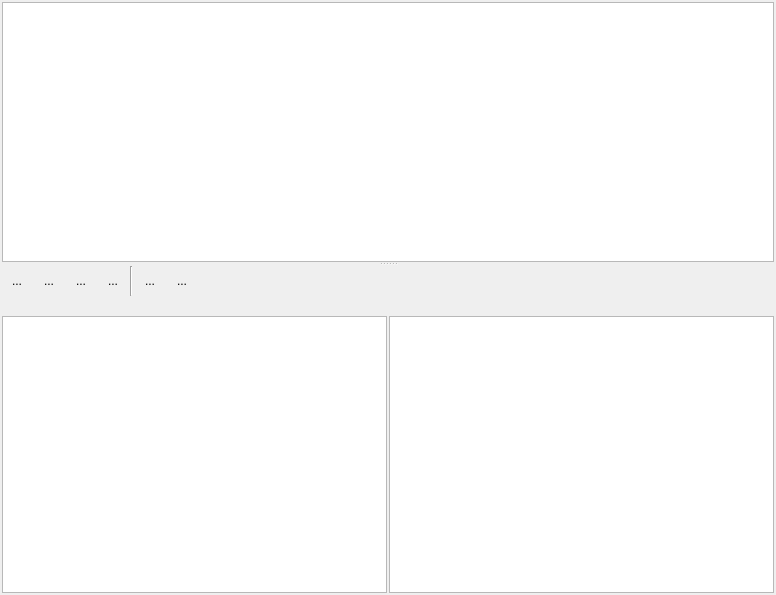
Old version of the form utility/forms/mainform.ui in the repository psycha0s/airwave.
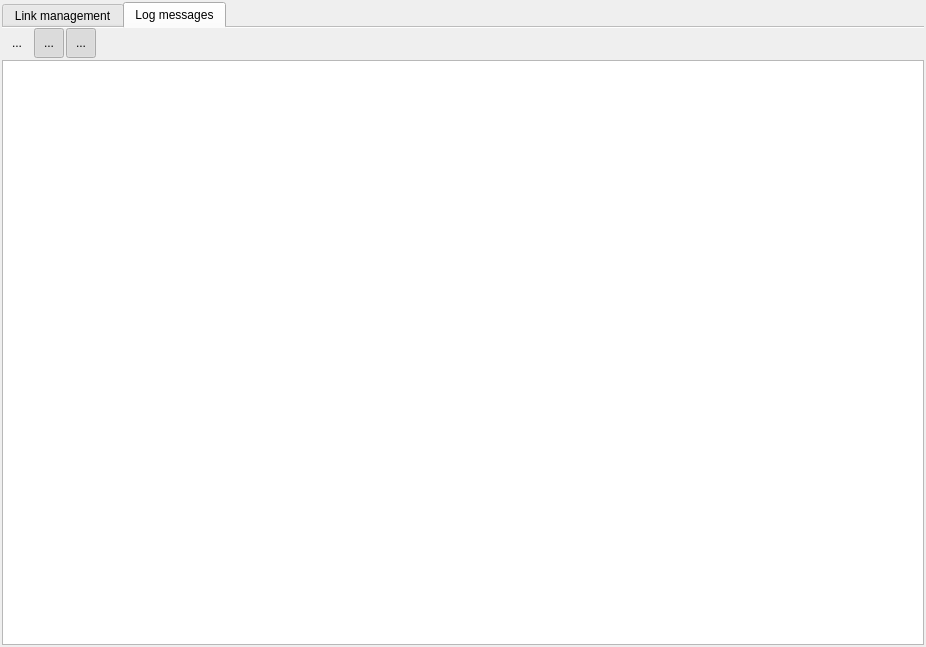
New version of the form. The open tabs and pages were chosen to show the change. Icons and pictures are not drawn. Custom widgets are drawn as their Qt base class.

```diff
--- a/utility/forms/mainform.ui
+++ b/utility/forms/mainform.ui
@@ -6,8 +6,8 @@
    <rect>
     <x>0</x>
     <y>0</y>
-    <width>776</width>
-    <height>595</height>
+    <width>926</width>
+    <height>647</height>
    </rect>
   </property>
   <property name="sizePolicy">
@@ -27,11 +27,34 @@
     <normaloff>:/icons/airwave-utility.png</normaloff>:/icons/airwave-utility.png</iconset>
   </property>
   <layout class="QVBoxLayout" name="verticalLayout_4">
-   <property name="spacing">
-    <number>0</number>
-   </property>
    <property name="margin">
     <number>2</number>
+   </property>
+   <item>
+    <widget class="QTabWidget" name="tabWidget">
+     <property name="tabPosition">
+      <enum>QTabWidget::North</enum>
+     </property>
+     <property name="tabShape">
+      <enum>QTabWidget::Rounded</enum>
+     </property>
+     <property name="currentIndex">
+      <number>0</number>
+     </property>
+     <property name="documentMode">
+      <bool>true</bool>
+     </property>
+     <widget class="QWidget" name="tab">
+      <attribute name="icon">
+       <iconset resource="../icons.qrc">
+        <normaloff>:/icons/show-linked.png</normaloff>:/icons/show-linked.png</iconset>
+      </attribute>
+      <attribute name="title">
+       <string>Link management</string>
+      </attribute>
+      <layout class="QVBoxLayout" name="verticalLayout_5">
+       <property name="margin">
+        <number>0</number>
    </property>
    <item>
     <widget class="QSplitter" name="splitter">
@@ -78,7 +101,7 @@
            </property>
            <property name="iconSize">
             <size>
-             <width>24</width>
+                 <width>16</width>
              <height>16</height>
             </size>
            </property>
@@ -328,6 +351,189 @@
    </item>
   </layout>
  </widget>
+     <widget class="QWidget" name="tab_2">
+      <attribute name="icon">
+       <iconset resource="../icons.qrc">
+        <normaloff>:/icons/bug.png</normaloff>:/icons/bug.png</iconset>
+      </attribute>
+      <attribute name="title">
+       <string>Log messages</string>
+      </attribute>
+      <layout class="QVBoxLayout" name="verticalLayout_6">
+       <property name="spacing">
+        <number>2</number>
+       </property>
+       <property name="margin">
+        <number>0</number>
+       </property>
+       <item>
+        <layout class="QHBoxLayout" name="horizontalLayout_3">
+         <item>
+          <widget class="QToolButton" name="clearMessagesButton">
+           <property name="sizePolicy">
+            <sizepolicy hsizetype="Fixed" vsizetype="Fixed">
+             <horstretch>0</horstretch>
+             <verstretch>0</verstretch>
+            </sizepolicy>
+           </property>
+           <property name="minimumSize">
+            <size>
+             <width>30</width>
+             <height>30</height>
+            </size>
+           </property>
+           <property name="maximumSize">
+            <size>
+             <width>30</width>
+             <height>30</height>
+            </size>
+           </property>
+           <property name="toolTip">
+            <string>Clear</string>
+           </property>
+           <property name="text">
+            <string>...</string>
+           </property>
+           <property name="icon">
+            <iconset resource="../icons.qrc">
+             <normaloff>:/icons/clear.png</normaloff>:/icons/clear.png</iconset>
+           </property>
+           <property name="iconSize">
+            <size>
+             <width>16</width>
+             <height>16</height>
+            </size>
+           </property>
+           <property name="autoRaise">
+            <bool>true</bool>
+           </property>
+          </widget>
+         </item>
+         <item>
+          <widget class="QToolButton" name="wordWrapButton">
+           <property name="sizePolicy">
+            <sizepolicy hsizetype="Fixed" vsizetype="Fixed">
+             <horstretch>0</horstretch>
+             <verstretch>0</verstretch>
+            </sizepolicy>
+           </property>
+           <property name="minimumSize">
+            <size>
+             <width>30</width>
+             <height>30</height>
+            </size>
+           </property>
+           <property name="maximumSize">
+            <size>
+             <width>30</width>
+             <height>30</height>
+            </size>
+           </property>
+           <property name="toolTip">
+            <string>Toggle word wrapping</string>
+           </property>
+           <property name="text">
+            <string>...</string>
+           </property>
+           <property name="icon">
+            <iconset resource="../icons.qrc">
+             <normaloff>:/icons/word-wrap.png</normaloff>:/icons/word-wrap.png</iconset>
+           </property>
+           <property name="iconSize">
+            <size>
+             <width>16</width>
+             <height>16</height>
+            </size>
+           </property>
+           <property name="checkable">
+            <bool>true</bool>
+           </property>
+           <property name="checked">
+            <bool>true</bool>
+           </property>
+           <property name="autoRaise">
+            <bool>true</bool>
+           </property>
+          </widget>
+         </item>
+         <item>
+          <widget class="QToolButton" name="autoScrollButton">
+           <property name="sizePolicy">
+            <sizepolicy hsizetype="Fixed" vsizetype="Fixed">
+             <horstretch>0</horstretch>
+             <verstretch>0</verstretch>
+            </sizepolicy>
+           </property>
+           <property name="minimumSize">
+            <size>
+             <width>30</width>
+             <height>30</height>
+            </size>
+           </property>
+           <property name="maximumSize">
+            <size>
+             <width>30</width>
+             <height>30</height>
+            </size>
+           </property>
+           <property name="toolTip">
+            <string>Auto scroll on new message</string>
+           </property>
+           <property name="text">
+            <string>...</string>
+           </property>
+           <property name="icon">
+            <iconset resource="../icons.qrc">
+             <normaloff>:/icons/autoscroll.png</normaloff>:/icons/autoscroll.png</iconset>
+           </property>
+           <property name="iconSize">
+            <size>
+             <width>16</width>
+             <height>16</height>
+            </size>
+           </property>
+           <property name="checkable">
+            <bool>true</bool>
+           </property>
+           <property name="checked">
+            <bool>true</bool>
+           </property>
+           <property name="autoRaise">
+            <bool>true</bool>
+           </property>
+          </widget>
+         </item>
+         <item>
+          <spacer name="horizontalSpacer_2">
+           <property name="orientation">
+            <enum>Qt::Horizontal</enum>
+           </property>
+           <property name="sizeHint" stdset="0">
+            <size>
+             <width>40</width>
+             <height>20</height>
+            </size>
+           </property>
+          </spacer>
+         </item>
+        </layout>
+       </item>
+       <item>
+        <widget class="LogView" name="logView">
+         <property name="undoRedoEnabled">
+          <bool>false</bool>
+         </property>
+         <property name="readOnly">
+          <bool>true</bool>
+         </property>
+        </widget>
+       </item>
+      </layout>
+     </widget>
+    </widget>
+   </item>
+  </layout>
+ </widget>
  <customwidgets>
   <customwidget>
    <class>SimpleTreeView</class>
@@ -340,6 +546,11 @@
    <header>widgets/elidedlabel.h</header>
    <container>1</container>
   </customwidget>
+  <customwidget>
+   <class>LogView</class>
+   <extends>QTextEdit</extends>
+   <header>widgets/logview.h</header>
+  </customwidget>
  </customwidgets>
  <resources>
   <include location="../icons.qrc"/>
```
Lines whose indentation alone changed are shown as unchanged.
